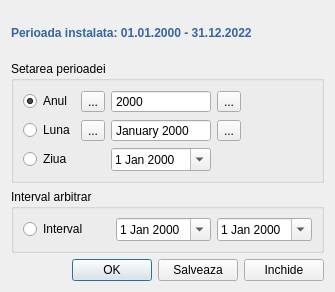
Before: the Qt Designer form catalogs/customperiod.ui in debalex77/USG, drawn with Qt 5.
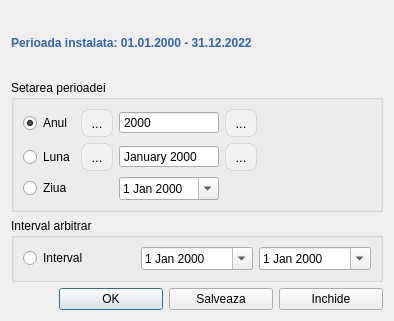
After: the same form once the commit is applied. Icons and pictures are not drawn.

The edit to the form file:
```diff
--- a/catalogs/customperiod.ui
+++ b/catalogs/customperiod.ui
@@ -6,10 +6,15 @@
    <rect>
     <x>0</x>
     <y>0</y>
-    <width>335</width>
-    <height>292</height>
+    <width>394</width>
+    <height>321</height>
    </rect>
   </property>
+  <property name="font">
+   <font>
+    <family>Segoe UI</family>
+   </font>
+  </property>
   <property name="windowTitle">
    <string>Dialog</string>
   </property>
@@ -18,6 +23,7 @@
     <widget class="QLabel" name="labelInterval">
      <property name="font">
       <font>
+       <family>Cantarell</family>
        <bold>true</bold>
       </font>
      </property>
@@ -33,6 +39,7 @@
     <widget class="QGroupBox" name="groupBox">
      <property name="font">
       <font>
+       <family>Segoe UI</family>
        <bold>false</bold>
        <strikeout>false</strikeout>
        <stylestrategy>PreferDefault</stylestrategy>
@@ -78,6 +85,25 @@
       </item>
       <item row="0" column="1">
        <widget class="QToolButton" name="btnBackYear">
+        <property name="styleSheet">
+         <string notr="true">QToolButton
+{
+    border: 1px solid rgba(0, 0, 0, 0.1);
+    border-radius: 8px;
+    background-color: #f1f1f1;
+    color: #000000;
+    font-size: 13px;
+    padding: 4px 4px;
+}
+QToolButton:hover
+{
+    background-color: #e0e0e0;
+}
+QToolButton:pressed
+{
+    background-color: #d0d0d0;
+}</string>
+        </property>
         <property name="text">
          <string>...</string>
         </property>
@@ -126,6 +152,25 @@
       </item>
       <item row="0" column="3">
        <widget class="QToolButton" name="btnNextYear">
+        <property name="styleSheet">
+         <string notr="true">QToolButton
+{
+    border: 1px solid rgba(0, 0, 0, 0.1);
+    border-radius: 8px;
+    background-color: #f1f1f1;
+    color: #000000;
+    font-size: 13px;
+    padding: 4px 4px;
+}
+QToolButton:hover
+{
+    background-color: #e0e0e0;
+}
+QToolButton:pressed
+{
+    background-color: #d0d0d0;
+}</string>
+        </property>
         <property name="text">
          <string>...</string>
         </property>
@@ -137,6 +182,25 @@
       </item>
       <item row="1" column="1">
        <widget class="QToolButton" name="btnBackMounth">
+        <property name="styleSheet">
+         <string notr="true">QToolButton
+{
+    border: 1px solid rgba(0, 0, 0, 0.1);
+    border-radius: 8px;
+    background-color: #f1f1f1;
+    color: #000000;
+    font-size: 13px;
+    padding: 4px 4px;
+}
+QToolButton:hover
+{
+    background-color: #e0e0e0;
+}
+QToolButton:pressed
+{
+    background-color: #d0d0d0;
+}</string>
+        </property>
         <property name="text">
          <string>...</string>
         </property>
@@ -148,6 +212,25 @@
       </item>
       <item row="1" column="3">
        <widget class="QToolButton" name="btnNextMounth">
+        <property name="styleSheet">
+         <string notr="true">QToolButton
+{
+    border: 1px solid rgba(0, 0, 0, 0.1);
+    border-radius: 8px;
+    background-color: #f1f1f1;
+    color: #000000;
+    font-size: 13px;
+    padding: 4px 4px;
+}
+QToolButton:hover
+{
+    background-color: #e0e0e0;
+}
+QToolButton:pressed
+{
+    background-color: #d0d0d0;
+}</string>
+        </property>
         <property name="text">
          <string>...</string>
         </property>
@@ -207,6 +290,12 @@
      </item>
      <item>
       <widget class="QPushButton" name="btnOK">
+       <property name="minimumSize">
+        <size>
+         <width>104</width>
+         <height>0</height>
+        </size>
+       </property>
        <property name="text">
         <string>OK</string>
        </property>
@@ -218,6 +307,12 @@
      </item>
      <item>
       <widget class="QPushButton" name="btnWrite">
+       <property name="minimumSize">
+        <size>
+         <width>104</width>
+         <height>0</height>
+        </size>
+       </property>
        <property name="text">
         <string>Salveaza</string>
        </property>
@@ -229,6 +324,12 @@
      </item>
      <item>
       <widget class="QPushButton" name="btnClose">
+       <property name="minimumSize">
+        <size>
+         <width>104</width>
+         <height>0</height>
+        </size>
+       </property>
        <property name="text">
         <string>Inchide</string>
        </property>
```
